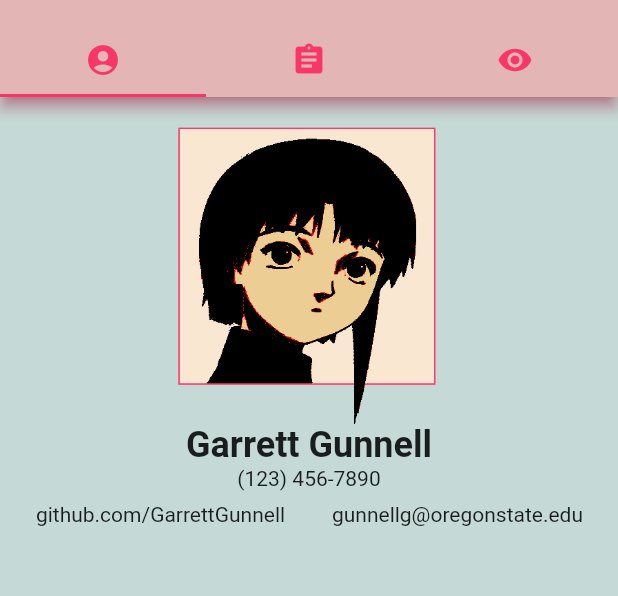
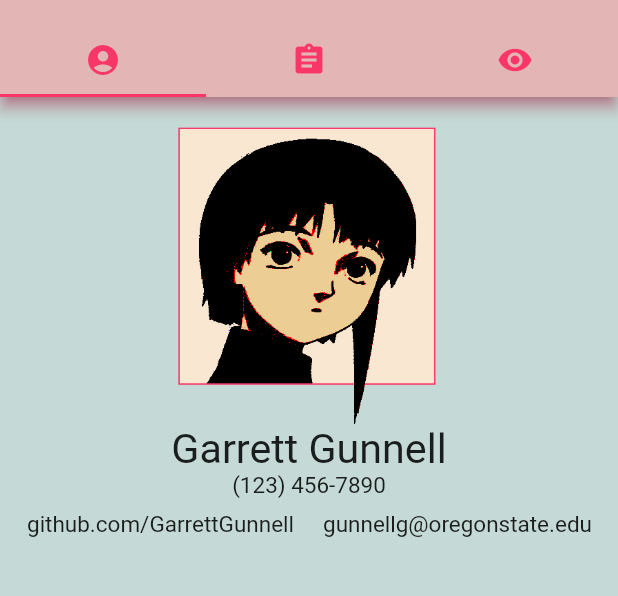
Before and after one commit to GarrettGunnell/CS492-Project-3, a Flutter app: the screen it shows after launch, on a phone screen of 412 x 824 dp, the part 59-655 px from its top. Run offline on Flutter 3.47's test engine with Material 2 defaults, Android fonts, the phone set to English and light mode, and no system bars; Roboto replaces fonts that are missing (Terminus); project files that could hold a hidden picture were left out.

Commit message:
Add custom font

```diff
--- a/lib/main.dart
+++ b/lib/main.dart
@@ -14,6 +14,7 @@ class MyApp extends StatelessWidget {
       title: 'Flutter Demo',
       theme: ThemeData(
         visualDensity: VisualDensity.adaptivePlatformDensity,
+        fontFamily: 'Terminus'
       ),
       home: MyHomePage(title: 'Call Me Maybe'),
     );
@@ -33,7 +34,7 @@ class _MyHomePageState extends State<MyHomePage> {
   Widget _githubLink() {
     return Expanded(
       child: InkWell(
-        child: Text("github.com/GarrettGunnell", textAlign: TextAlign.center),
+        child: Text("github.com/GarrettGunnell", textAlign: TextAlign.center, style: TextStyle(fontSize: 15.0)),
         onTap: () { launch('https://github.com/GarrettGunnell'); }
       )
     );
@@ -42,7 +43,7 @@ class _MyHomePageState extends State<MyHomePage> {
   Widget _emailLink() {
     return Expanded(
       child: InkWell(
-        child: Text("gunnellg@oregonstate.edu", textAlign: TextAlign.center),
+        child: Text("gunnellg@oregonstate.edu", textAlign: TextAlign.center, style: TextStyle(fontSize: 15.0)),
         onTap: () { launch('mailto:gunnellg@oregonstate.edu'); }
       )
     );
@@ -50,7 +51,7 @@ class _MyHomePageState extends State<MyHomePage> {
 
   Widget _phoneLink() {
     return InkWell(
-      child: Text("(123) 456-7890", textAlign: TextAlign.center),
+      child: Text("(123) 456-7890", textAlign: TextAlign.center, style: TextStyle(fontSize: 15.0)),
       onTap: () { launch('sms:1234567890'); }
     );
   }
@@ -72,7 +73,10 @@ class _MyHomePageState extends State<MyHomePage> {
           crossAxisAlignment: CrossAxisAlignment.center,
           children: <Widget>[
             _pictureOfMe(),
-            Text('Garrett Gunnell', style: TextStyle(fontSize: 24.0, fontWeight: FontWeight.bold)),
+            Container(
+              child: Column(
+                children: [
+                  Text('Garrett Gunnell', style: TextStyle(fontSize: 27.5)),
                   _phoneLink(),
                   Padding(
                     child: Row(
@@ -82,7 +86,9 @@ class _MyHomePageState extends State<MyHomePage> {
                     ],
                   ),
                   padding: const EdgeInsets.all(8.0)
+                )],
               ),
+            )
           ],
         ),
       );
```
Also changed, not shown: pubspec.yaml (+7 -5 lines), fonts/Terminus-Bold-Italic.ttf (added), fonts/Terminus-Bold.ttf (added), fonts/Terminus-Italic.ttf (added), fonts/Terminus-Regular.ttf (added). Lines whose indentation alone changed are shown as unchanged.
